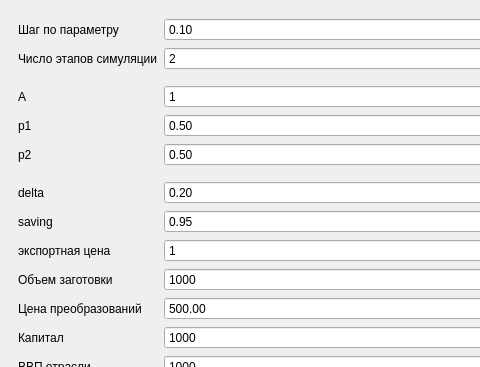
Old version of the form MEGA/QtCreatorWD/magi/editexperimentdockwidget.ui in the repository artemutin/MagiModelInterface; both pictures show x 0 to 480 and y 0 to 367 of the 670 by 717 pixel window.
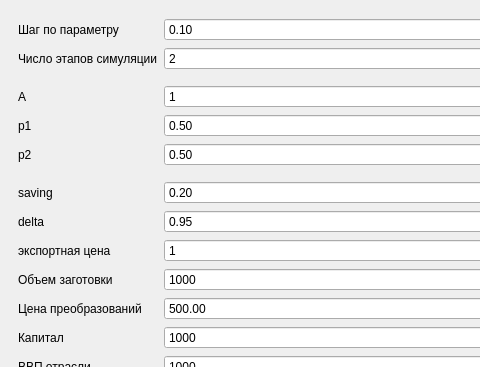
New version of the form.

Commit message: showing of results is done. minor design fixes

```diff
--- a/MEGA/QtCreatorWD/magi/editexperimentdockwidget.ui
+++ b/MEGA/QtCreatorWD/magi/editexperimentdockwidget.ui
@@ -81,13 +81,6 @@
          </property>
         </widget>
        </item>
-       <item row="13" column="0">
-        <widget class="QLabel" name="label_7">
-         <property name="text">
-          <string>delta</string>
-         </property>
-        </widget>
-       </item>
        <item row="13" column="1">
         <widget class="QDoubleSpinBox" name="savingSpinBox">
          <property name="maximum">
@@ -211,13 +204,6 @@
          </property>
         </widget>
        </item>
-       <item row="14" column="0">
-        <widget class="QLabel" name="label_8">
-         <property name="text">
-          <string>saving</string>
-         </property>
-        </widget>
-       </item>
        <item row="14" column="1">
         <widget class="QDoubleSpinBox" name="deltaSpinBox">
          <property name="maximum">
@@ -330,6 +316,20 @@
          </property>
         </widget>
        </item>
+       <item row="13" column="0">
+        <widget class="QLabel" name="label_8">
+         <property name="text">
+          <string>saving</string>
+         </property>
+        </widget>
+       </item>
+       <item row="14" column="0">
+        <widget class="QLabel" name="label_7">
+         <property name="text">
+          <string>delta</string>
+         </property>
+        </widget>
+       </item>
       </layout>
      </widget>
     </item>
```
Left out of the diff: 2 changed lines with no effect on the pictures. The commit also changes 4 other files.
